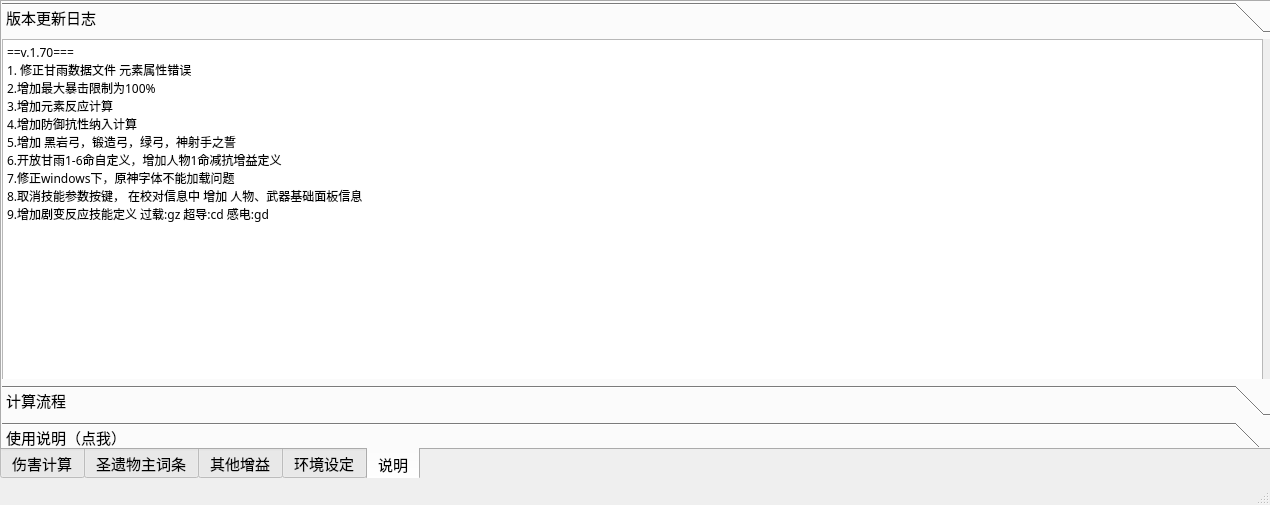
First picture: the form in data/ui/test.ui, repository gaofrank1986/gmi15, before the edit.
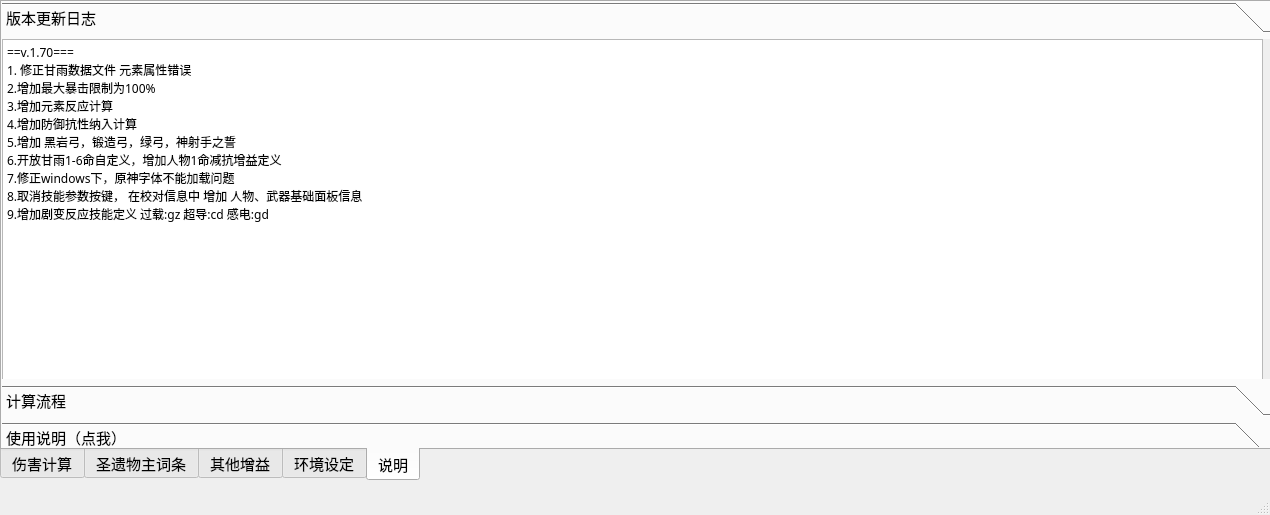
Second picture: the form after the edit. The open tabs and pages were chosen to show the change. Icons and pictures are not drawn.

```diff
--- a/data/ui/test.ui
+++ b/data/ui/test.ui
@@ -7,7 +7,7 @@
     <x>0</x>
     <y>0</y>
     <width>1270</width>
-    <height>505</height>
+    <height>515</height>
    </rect>
   </property>
   <property name="sizePolicy">
@@ -19,13 +19,13 @@
   <property name="minimumSize">
    <size>
     <width>1270</width>
-    <height>505</height>
+    <height>515</height>
    </size>
   </property>
   <property name="maximumSize">
    <size>
     <width>1270</width>
-    <height>505</height>
+    <height>510</height>
    </size>
   </property>
   <property name="font">
```
Left out of the diff: 14 changed lines with no effect on the pictures.
